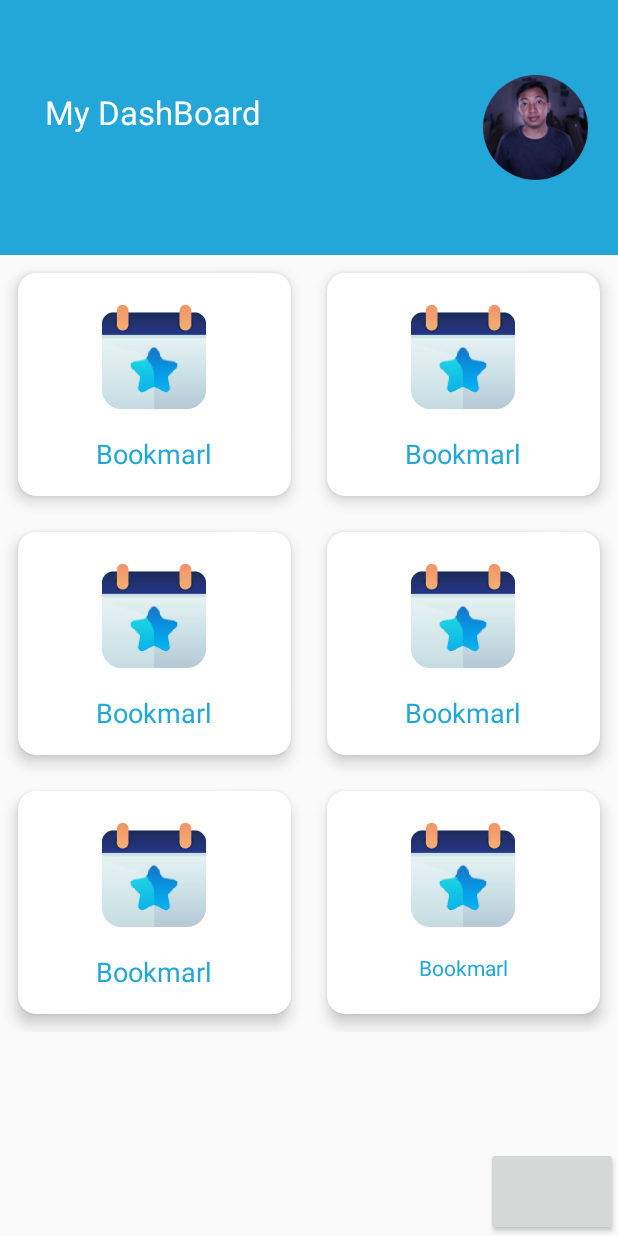
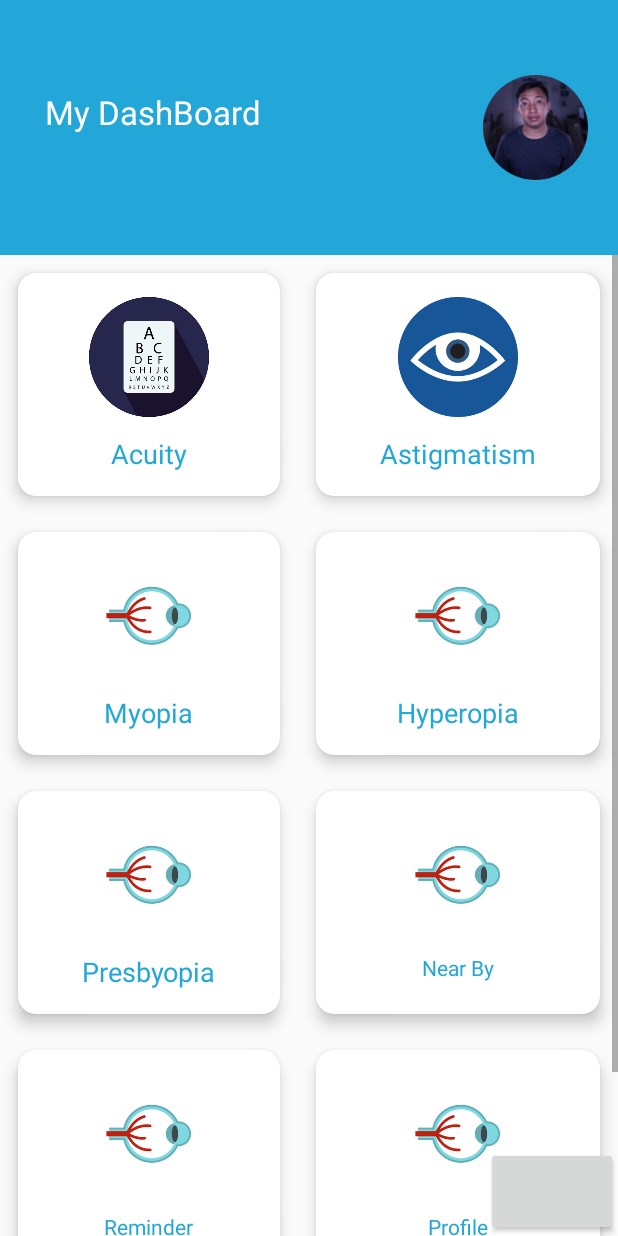
Before and after one commit to achalakavinda/OptiCare-Android, an Android app: the HomeActivity screen opened directly, with no data from a screen before it, on a phone screen of 412 x 824 dp. Run offline under Robolectric (Android 15) with nearby library versions, the phone set to English and light mode, and no system bars; libraries missing offline, so code that uses them is left out: com.nightonke.boommenu; plain views replace BoomMenuButton; 2 statements that could not run were skipped.

Commit message:
add required basic interfaces

```diff
--- a/app/build.gradle
+++ b/app/build.gradle
@@ -22,6 +22,7 @@ dependencies {
     implementation fileTree(dir: 'libs', include: ['*.jar'])
     implementation 'com.android.support:appcompat-v7:28.0.0'
     implementation 'com.android.support.constraint:constraint-layout:1.1.3'
+    implementation 'com.android.support:design:28.0.0'
     testImplementation 'junit:junit:4.12'
     androidTestImplementation 'com.android.support.test:runner:1.0.2'
     androidTestImplementation 'com.android.support.test.espresso:espresso-core:3.0.2'
--- a/app/src/main/res/layout/activity_home.xml
+++ b/app/src/main/res/layout/activity_home.xml
@@ -48,10 +48,10 @@
                 android:layout_width="match_parent"
                 android:layout_height="wrap_content"
                 android:columnCount="2"
-                android:rowCount="3"
+                android:rowCount="4"
                 android:alignmentMode="alignMargins"
                 android:columnOrderPreserved="false"
-                android:paddingBottom="90dp">
+                android:paddingBottom="100dp">
 
                 <android.support.v7.widget.CardView
                     android:layout_width="wrap_content"
@@ -71,13 +71,13 @@
                         <ImageView
                             android:layout_width="80dp"
                             android:layout_height="80dp"
-                            android:src="@drawable/bookmark"/>
+                            android:src="@drawable/acuity_icon"/>
                         <TextView
                             android:layout_width="wrap_content"
                             android:layout_height="wrap_content"
                             android:textSize="18sp"
                             android:layout_marginTop="12dp"
-                            android:text="Bookmarl"
+                            android:text="Acuity"
                             android:textColor="@color/gradStop"/>
 
                     </LinearLayout>
@@ -101,13 +101,13 @@
                         <ImageView
                             android:layout_width="80dp"
                             android:layout_height="80dp"
-                            android:src="@drawable/bookmark"/>
+                            android:src="@drawable/astigmatim_icon"/>
                         <TextView
                             android:layout_width="wrap_content"
                             android:layout_height="wrap_content"
                             android:textSize="18sp"
                             android:layout_marginTop="12dp"
-                            android:text="Bookmarl"
+                            android:text="Astigmatism"
                             android:textColor="@color/gradStop"/>
 
                     </LinearLayout>
@@ -131,13 +131,13 @@
                         <ImageView
                             android:layout_width="80dp"
                             android:layout_height="80dp"
-                            android:src="@drawable/bookmark"/>
+                            android:src="@drawable/ic"/>
                         <TextView
                             android:layout_width="wrap_content"
                             android:layout_height="wrap_content"
                             android:textSize="18sp"
                             android:layout_marginTop="12dp"
-                            android:text="Bookmarl"
+                            android:text="Myopia"
                             android:textColor="@color/gradStop"/>
 
                     </LinearLayout>
@@ -161,13 +161,13 @@
                         <ImageView
                             android:layout_width="80dp"
                             android:layout_height="80dp"
-                            android:src="@drawable/bookmark"/>
+                            android:src="@drawable/ic"/>
                         <TextView
                             android:layout_width="wrap_content"
                             android:layout_height="wrap_content"
                             android:textSize="18sp"
                             android:layout_marginTop="12dp"
-                            android:text="Bookmarl"
+                            android:text="Hyperopia"
                             android:textColor="@color/gradStop"/>
 
                     </LinearLayout>
@@ -191,13 +191,13 @@
                         <ImageView
                             android:layout_width="80dp"
                             android:layout_height="80dp"
-                            android:src="@drawable/bookmark"/>
+                            android:src="@drawable/ic"/>
                         <TextView
                             android:layout_width="wrap_content"
                             android:layout_height="wrap_content"
                             android:textSize="18sp"
                             android:layout_marginTop="12dp"
-                            android:text="Bookmarl"
+                            android:text="Presbyopia"
                             android:textColor="@color/gradStop"/>
 
                     </LinearLayout>
@@ -221,12 +221,68 @@
                         <ImageView
                             android:layout_width="80dp"
                             android:layout_height="80dp"
-                            android:src="@drawable/bookmark"/>
+                            android:src="@drawable/ic"/>
                         <TextView
                             android:layout_width="wrap_content"
                             android:layout_height="wrap_content"
                             android:layout_marginTop="12dp"
-                            android:text="Bookmarl"
+                            android:text="Near By"
+                            android:textColor="@color/gradStop"/>
+                    </LinearLayout>
+                </android.support.v7.widget.CardView>
+
+                <android.support.v7.widget.CardView
+                    android:layout_width="wrap_content"
+                    android:layout_height="wrap_content"
+                    android:layout_columnWeight="1"
+                    android:layout_rowWeight="1"
+                    app:cardElevation="6dp"
+                    app:cardCornerRadius="12dp"
+                    android:layout_margin="12dp">
+                    <LinearLayout
+                        android:orientation="vertical"
+                        android:layout_width="match_parent"
+                        android:layout_height="wrap_content"
+                        android:padding="16dp"
+                        android:gravity="center">
+
+                        <ImageView
+                            android:layout_width="80dp"
+                            android:layout_height="80dp"
+                            android:src="@drawable/ic"/>
+                        <TextView
+                            android:layout_width="wrap_content"
+                            android:layout_height="wrap_content"
+                            android:layout_marginTop="12dp"
+                            android:text="Reminder"
+                            android:textColor="@color/gradStop"/>
+                    </LinearLayout>
+                </android.support.v7.widget.CardView>
+
+                <android.support.v7.widget.CardView
+                    android:layout_width="wrap_content"
+                    android:layout_height="wrap_content"
+                    android:layout_columnWeight="1"
+                    android:layout_rowWeight="1"
+                    app:cardElevation="6dp"
+                    app:cardCornerRadius="12dp"
+                    android:layout_margin="12dp">
+                    <LinearLayout
+                        android:orientation="vertical"
+                        android:layout_width="match_parent"
+                        android:layout_height="wrap_content"
+                        android:padding="16dp"
+                        android:gravity="center">
+
+                        <ImageView
+                            android:layout_width="80dp"
+                            android:layout_height="80dp"
+                            android:src="@drawable/ic"/>
+                        <TextView
+                            android:layout_width="wrap_content"
+                            android:layout_height="wrap_content"
+                            android:layout_marginTop="12dp"
+                            android:text="Profile"
                             android:textColor="@color/gradStop"/>
                     </LinearLayout>
                 </android.support.v7.widget.CardView>
--- /dev/null
+++ b/app/src/main/res/values/dimens.xml
@@ -0,0 +1,3 @@
+<resources>
+    <dimen name="fab_margin">16dp</dimen>
+</resources>
--- a/app/src/main/res/values/strings.xml
+++ b/app/src/main/res/values/strings.xml
@@ -1,3 +1,6 @@
 <resources>
     <string name="app_name">OptiCare</string>
+    <string name="title_activity_acuity_demo">AcuityDemoActivity</string>
+    <string name="title_activity_acuity_test">AcuityTestActivity</string>
+    <string name="title_activity_tutorial">TutorialActivity</string>
 </resources>
--- a/app/src/main/res/values/styles.xml
+++ b/app/src/main/res/values/styles.xml
@@ -10,4 +10,13 @@
         <item name="colorAccent">@color/colorAccent</item>
     </style>
 
+    <style name="AppTheme.NoActionBar">
+        <item name="windowActionBar">false</item>
+        <item name="windowNoTitle">true</item>
+    </style>
+
+    <style name="AppTheme.AppBarOverlay" parent="ThemeOverlay.AppCompat.Dark.ActionBar" />
+
+    <style name="AppTheme.PopupOverlay" parent="ThemeOverlay.AppCompat.Light" />
+
 </resources>
```
Also changed, not shown: app/src/main/AndroidManifest.xml (+13 -1 lines), app/src/main/java/com/opensource/eye/opticare/AcuityTestActivity.java (added, +29 -0 lines), app/src/main/java/com/opensource/eye/opticare/TutorialActivity.java (added, +29 -0 lines), app/src/main/res/layout/activity_acuity_test.xml (added, +33 -0 lines), app/src/main/res/layout/activity_tutorial.xml (added, +33 -0 lines), app/src/main/res/layout/content_acuity_demo.xml (added, +11 -0 lines), app/src/main/res/layout/content_acuity_test.xml (added, +11 -0 lines), app/src/main/res/layout/content_tutorial.xml (added, +11 -0 lines), app/src/main/res/drawable/acuity_icon.jpg (added), app/src/main/res/drawable/astigmatim_icon.png (added), app/src/main/res/drawable/ic.jpg (added).
